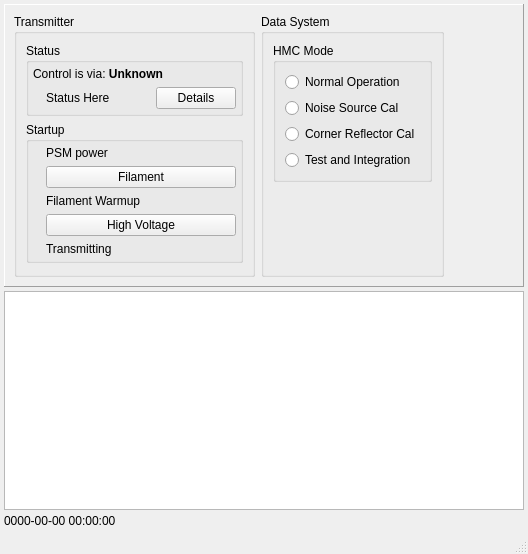
The window that src/hcrgui/HcrGuiMainWindow.ui (NCAR/HCR_instrument) describes before a commit, drawn with Qt 5.
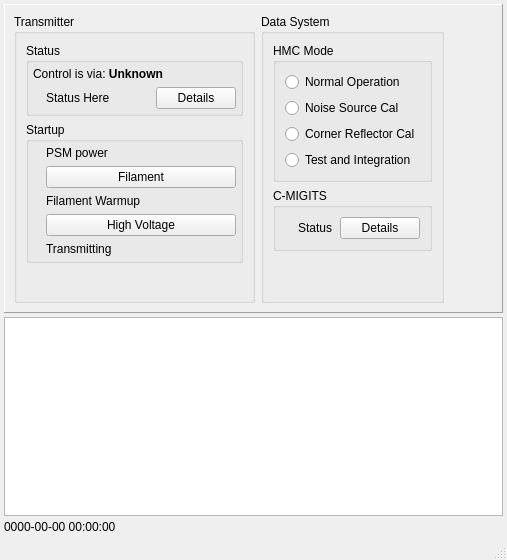
The same window after the commit. Icons and pictures are not drawn.

Commit message: Add support for C-MIGITS status.

Diff of the .ui file:
```diff
--- a/src/hcrgui/HcrGuiMainWindow.ui
+++ b/src/hcrgui/HcrGuiMainWindow.ui
@@ -6,8 +6,8 @@
    <rect>
     <x>0</x>
     <y>0</y>
-    <width>528</width>
-    <height>554</height>
+    <width>507</width>
+    <height>560</height>
    </rect>
   </property>
   <property name="windowTitle">
@@ -389,6 +389,51 @@
             </layout>
            </widget>
           </item>
+          <item>
+           <widget class="QGroupBox" name="cmigitsBox">
+            <property name="title">
+             <string>C-MIGITS</string>
+            </property>
+            <layout class="QGridLayout" name="gridLayout">
+             <item row="0" column="1">
+              <widget class="QLabel" name="cmigitsStatusLabel">
+               <property name="sizePolicy">
+                <sizepolicy hsizetype="MinimumExpanding" vsizetype="Preferred">
+                 <horstretch>0</horstretch>
+                 <verstretch>0</verstretch>
+                </sizepolicy>
+               </property>
+               <property name="text">
+                <string>Status</string>
+               </property>
+              </widget>
+             </item>
+             <item row="0" column="0">
+              <widget class="QLabel" name="cmigitsStatusIcon">
+               <property name="sizePolicy">
+                <sizepolicy hsizetype="Minimum" vsizetype="Preferred">
+                 <horstretch>0</horstretch>
+                 <verstretch>0</verstretch>
+                </sizepolicy>
+               </property>
+               <property name="text">
+                <string/>
+               </property>
+               <property name="pixmap">
+                <pixmap resource="HcrGuiMainWindow.qrc">:/greenLED_off.png</pixmap>
+               </property>
+              </widget>
+             </item>
+             <item row="0" column="2">
+              <widget class="QPushButton" name="cmigitsDetailsButton">
+               <property name="text">
+                <string>Details</string>
+               </property>
+              </widget>
+             </item>
+            </layout>
+           </widget>
+          </item>
           <item>
            <spacer name="verticalSpacer">
             <property name="orientation">
```
Left out of the diff: 84 changed lines with no effect on the pictures. The commit also changes 6 other files.
